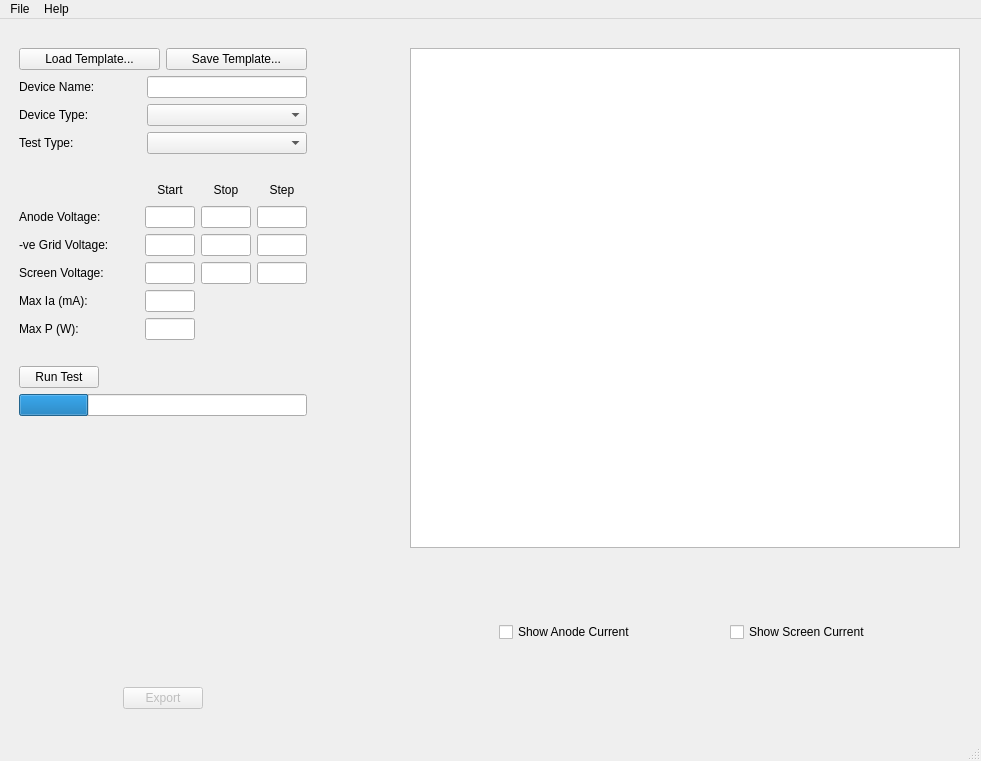
The window that mainwindow.ui (olivergardiner/ValveTesterSoftware) describes before a commit, drawn with Qt 5.
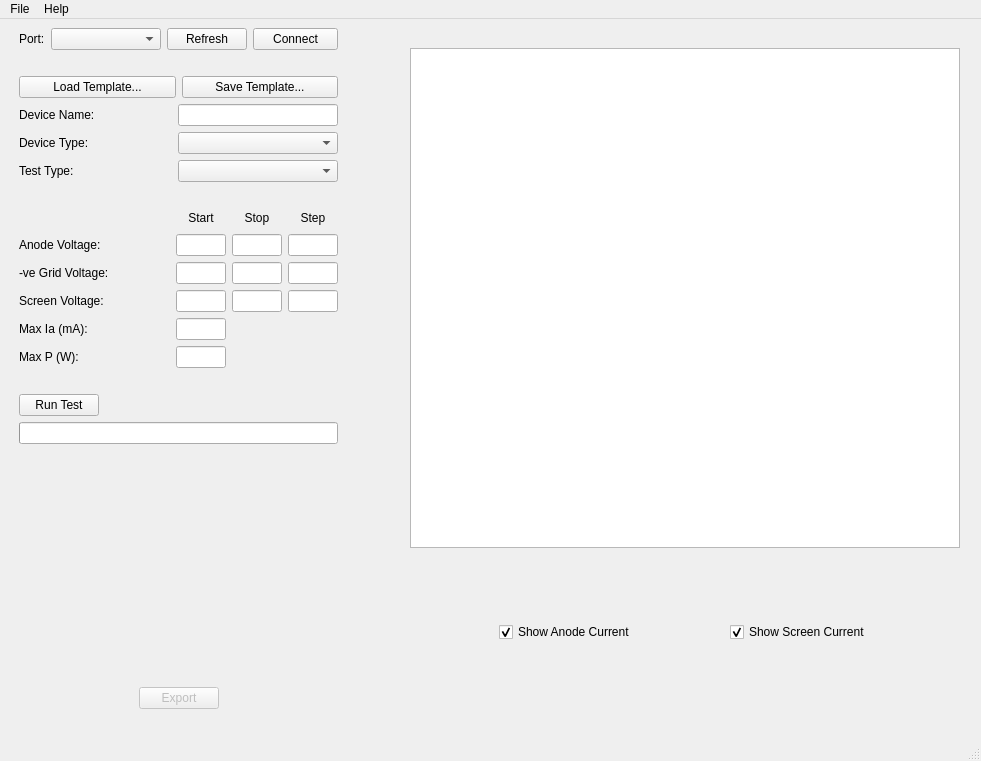
The same window after the commit. Custom widgets are drawn as their Qt base class.

The edit to the form file:
```diff
--- a/mainwindow.ui
+++ b/mainwindow.ui
@@ -26,6 +26,47 @@
     <layout class="QHBoxLayout" name="horizontalLayout">
      <item>
       <layout class="QVBoxLayout" name="verticalLayout_6">
+       <item>
+        <layout class="QHBoxLayout" name="serialLayout">
+         <item>
+          <widget class="QLabel" name="portLabel">
+           <property name="text">
+            <string>Port:</string>
+           </property>
+          </widget>
+         </item>
+         <item>
+          <widget class="QComboBox" name="portCombo">
+           <property name="minimumSize">
+            <size>
+             <width>110</width>
+             <height>0</height>
+            </size>
+           </property>
+          </widget>
+         </item>
+         <item>
+          <widget class="QPushButton" name="refreshPortsButton">
+           <property name="text">
+            <string>Refresh</string>
+           </property>
+          </widget>
+         </item>
+         <item>
+          <widget class="QPushButton" name="connectButton">
+           <property name="minimumSize">
+            <size>
+             <width>85</width>
+             <height>0</height>
+            </size>
+           </property>
+           <property name="text">
+            <string>Connect</string>
+           </property>
+          </widget>
+         </item>
+        </layout>
+       </item>
        <item>
         <spacer name="verticalSpacer">
          <property name="orientation">
@@ -721,7 +762,7 @@
        <item>
         <widget class="QProgressBar" name="progressBar">
          <property name="value">
-          <number>24</number>
+          <number>0</number>
          </property>
          <property name="textVisible">
           <bool>false</bool>
@@ -863,6 +904,9 @@
            <property name="text">
             <string>Show Anode Current</string>
            </property>
+           <property name="checked">
+            <bool>true</bool>
+           </property>
           </widget>
          </item>
          <item>
@@ -883,6 +927,9 @@
            <property name="text">
             <string>Show Screen Current</string>
            </property>
+           <property name="checked">
+            <bool>true</bool>
+           </property>
           </widget>
          </item>
          <item>
@@ -1024,6 +1071,13 @@
    </property>
   </action>
  </widget>
+ <customwidgets>
+  <customwidget>
+   <class>QChartView</class>
+   <extends>QGraphicsView</extends>
+   <header>QtCharts/QChartView</header>
+  </customwidget>
+ </customwidgets>
  <resources/>
  <connections/>
 </ui>
```
Left out of the diff: 4 changed lines with no effect on the pictures.
